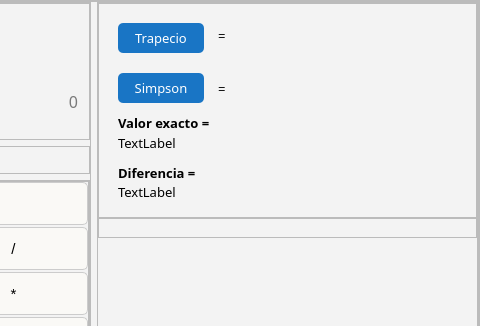
This is segundaoportunidad.ui in Dariana97/Calculadora-Maxi as Qt 5 draws it before an edit; both pictures show x 674 to 1154 and y 0 to 326 of the 1154 by 456 pixel window. The edited form follows.
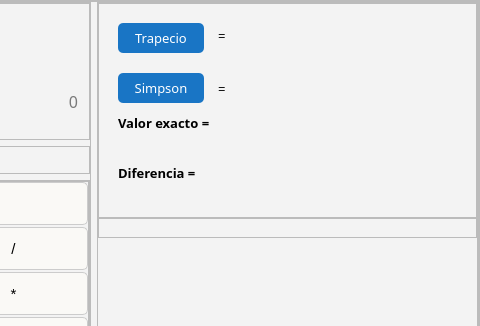
This is the edited form. Icons and pictures are not drawn.

Commit message: Más cambios

```diff
--- a/segundaoportunidad.ui
+++ b/segundaoportunidad.ui
@@ -10,6 +10,12 @@
     <height>456</height>
    </rect>
   </property>
+  <property name="font">
+   <font>
+    <family>Segoe UI Variable</family>
+    <pointsize>10</pointsize>
+   </font>
+  </property>
   <property name="windowTitle">
    <string>Aproximación de Integral</string>
   </property>
@@ -2078,7 +2084,7 @@
                  </font>
                 </property>
                 <property name="text">
-                 <string>TextLabel</string>
+                 <string/>
                 </property>
                </widget>
                <widget class="QLabel" name="lbl_valorexacto">
@@ -2109,7 +2115,7 @@
                  </font>
                 </property>
                 <property name="text">
-                 <string>TextLabel</string>
+                 <string/>
                 </property>
                </widget>
                <widget class="QLabel" name="label_11">
```
Left out of the diff: 2 changed lines with no effect on the pictures. The commit also changes 1 other file.
